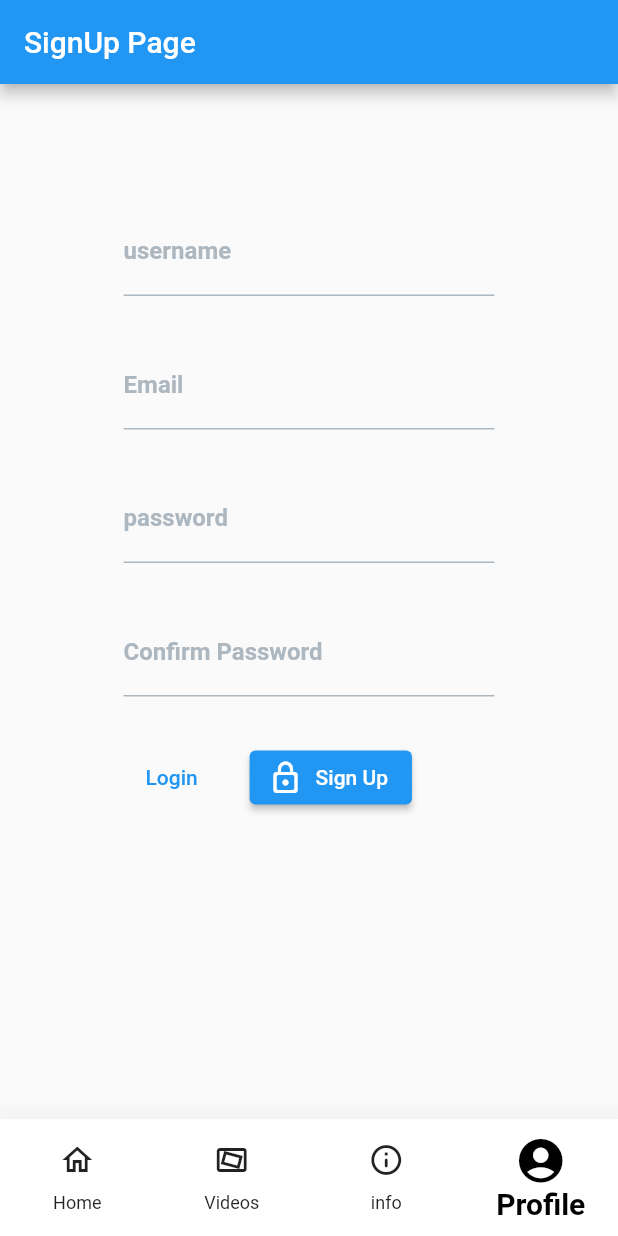
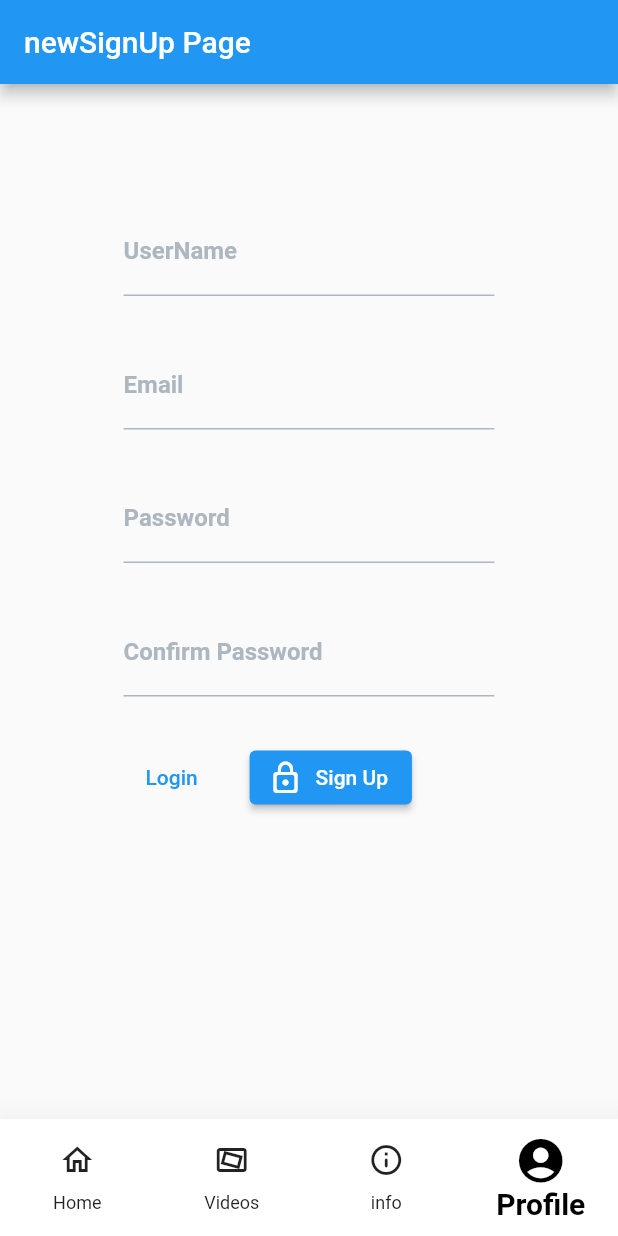
Before and after one commit to SaqibWani273/first_flutter_app, a Flutter app: the screen it shows after launch, on a phone screen of 412 x 824 dp. Run offline on Flutter 3.47's test engine with Material 2 defaults, Android fonts, the phone set to English and light mode, and no system bars; our stand-ins replace email_validator, firebase_auth, firebase_core, google_fonts; accounts and stored records are empty.

Commit message:
created custom TextFormField

```diff
--- a/lib/tabs/profile_tab/modals/user_authentication.dart
+++ b/lib/tabs/profile_tab/modals/user_authentication.dart
@@ -1,5 +1,6 @@
 import 'package:flutter/material.dart';
 import 'package:flutter_app/tabs/profile_tab/screens/login_screen.dart';
+import 'package:flutter_app/tabs/profile_tab/screens/signup_screen.dart';
 import 'package:flutter_app/tabs/profile_tab/screens/reset_password.dart';
 import 'package:flutter_app/tabs/profile_tab/screens/signup_screen.dart';
 import '../dialogs/verify_email.dart';
@@ -25,7 +26,7 @@ class UserAuthentication extends StatelessWidget {
   Widget build(BuildContext context) {
     switch (appState.loginState) {
       case ApplicationLoginState.register:
-        return SignUp(
+        return newSignUp(
           appState,
           (e) => _showErrorDialog(context, 'Failed to create account', e),
           //callback function is first passed to signup()
--- /dev/null
+++ b/lib/tabs/profile_tab/screens/my_textformfield.dart
@@ -0,0 +1,50 @@
+import 'package:email_validator/email_validator.dart';
+import 'package:flutter/material.dart';
+
+class MyTextField {
+  TextFormField getCustomEditTextArea({
+    required String labelValue,
+    required String hintValue,
+    bool validation = false,
+    required final TextEditingController controller,
+    TextInputType keyboardType = TextInputType.text,
+    required String validationErrorMsg,
+    // String? password,
+  }) {
+    TextFormField textFormField = TextFormField(
+      keyboardType: keyboardType,
+      controller: controller,
+      validator: (value) {
+        if (labelValue == 'UserName' && value!.length < 6) {
+          return validationErrorMsg;
+        }
+        if (labelValue == 'Email' && !EmailValidator.validate(value!)) {
+          return validationErrorMsg;
+        }
+        if (labelValue == 'Password' && value!.length < 8) {
+          return validationErrorMsg;
+        }
+        // if (labelValue == 'Confirm Password' && !(value == password)) {
+
+        //   return validationErrorMsg;
+        // }
+        return null;
+      },
+      obscureText: labelValue == 'Password' || labelValue == 'Confirm Password',
+      decoration: InputDecoration(
+          labelText: labelValue,
+          hintText: hintValue,
+          labelStyle: const TextStyle(
+            color: Color.fromRGBO(173, 183, 192, 1),
+            fontWeight: FontWeight.bold,
+          ),
+          enabledBorder: const UnderlineInputBorder(
+            borderSide: BorderSide(color: Color.fromRGBO(173, 183, 192, 1)),
+          ),
+          border: OutlineInputBorder(
+            borderRadius: BorderRadius.circular(5.0),
+          )),
+    );
+    return textFormField;
+  }
+}
--- a/lib/tabs/profile_tab/screens/signup_screen.dart
+++ b/lib/tabs/profile_tab/screens/signup_screen.dart
@@ -1,28 +1,30 @@
 import 'package:flutter/material.dart';
 import 'package:firebase_auth/firebase_auth.dart';
-import 'package:email_validator/email_validator.dart';
+import 'package:flutter_app/tabs/profile_tab/screens/my_textformfield.dart';
 
 import '../modals/application_state.dart';
 
-class SignUp extends StatefulWidget {
+class newSignUp extends StatefulWidget {
   final ApplicationState appState;
   final void Function(FirebaseAuthException e) errorCallback;
   // passed to pass it to registerAccount() where it will be finally called
-  SignUp(this.appState, this.errorCallback, {Key? key}) : super(key: key);
+  newSignUp(this.appState, this.errorCallback, {Key? key}) : super(key: key);
   @override
-  State<SignUp> createState() => _SignUpState();
+  State<newSignUp> createState() => _newSignUpState();
 }
 
-class _SignUpState extends State<SignUp> {
+class _newSignUpState extends State<newSignUp> {
   final TextEditingController email = TextEditingController();
   final TextEditingController password = TextEditingController();
   final TextEditingController userName = TextEditingController();
   final TextEditingController confirmPassword = TextEditingController();
   final formKey = GlobalKey<FormState>();
+
   @override
   void dispose() {
     email.dispose();
     password.dispose();
+    confirmPassword.dispose();
     super.dispose();
   }
 
@@ -32,117 +34,55 @@ class _SignUpState extends State<SignUp> {
     final mediaQueryHeight = MediaQuery.of(context).size.height;
     return Scaffold(
       appBar: AppBar(
-        title: const Text('SignUp Page'),
+        title: const Text('newSignUp Page'),
       ),
       body: SizedBox(
         height: mediaQueryHeight,
         child: SingleChildScrollView(
           child: Padding(
-            padding: EdgeInsets.all(mediaQueryHeight * 0.1
-                // bottom: mediaQueryHeight * 0.1,
-                // top: mediaQueryHeight * 0.1,
-                // left: mediaQueryHeight * 0.1,
-                // right: mediaQueryHeight * 0.1,
-                ),
+            padding: EdgeInsets.all(mediaQueryHeight * 0.1),
             child: Form(
               key: formKey,
               child: Column(
                 mainAxisAlignment: MainAxisAlignment.center,
                 children: [
-                  TextFormField(
-                    keyboardType: TextInputType.name,
-                    textInputAction: TextInputAction.next,
+                  MyTextField().getCustomEditTextArea(
+                    labelValue: 'UserName',
+                    hintValue: 'Enter Your UserName',
                     controller: userName,
-                    decoration: const InputDecoration(
-                      labelText: 'username',
-                      labelStyle: TextStyle(
-                          color: Color.fromRGBO(173, 183, 192, 1),
-                          fontWeight: FontWeight.bold),
-                      enabledBorder: UnderlineInputBorder(
-                        borderSide:
-                            BorderSide(color: Color.fromRGBO(173, 183, 192, 1)),
-                      ),
-                    ),
-                    // autovalidateMode: AutovalidateMode.onUserInteraction,
-                    validator: (value) {
-                      if (value != null && value.length < 10) {
-                        return 'Please enter valid username';
-                      }
-                      return null;
-                    },
+                    validationErrorMsg: 'Enter valid Username',
+                    validation: true,
                   ),
                   const SizedBox(
                     height: 30,
                   ),
-                  TextFormField(
-                    keyboardType: TextInputType.emailAddress,
-                    textInputAction: TextInputAction.next,
+                  MyTextField().getCustomEditTextArea(
+                    labelValue: 'Email',
+                    hintValue: 'Enter Valid Email',
                     controller: email,
-                    decoration: const InputDecoration(
-                      labelText: 'Email',
-                      labelStyle: TextStyle(
-                          color: Color.fromRGBO(173, 183, 192, 1),
-                          fontWeight: FontWeight.bold),
-                      enabledBorder: UnderlineInputBorder(
-                        borderSide:
-                            BorderSide(color: Color.fromRGBO(173, 183, 192, 1)),
-                      ),
-                    ),
-                    autovalidateMode: AutovalidateMode.onUserInteraction,
-                    validator: ((value) =>
-                        value != null && !EmailValidator.validate(value)
-                            ? 'Enter a valid email'
-                            : null),
+                    validationErrorMsg: 'Email not correctly formatted',
+                    validation: true,
                   ),
                   const SizedBox(
                     height: 30,
                   ),
-                  TextFormField(
-                    keyboardType: TextInputType.name,
-                    textInputAction: TextInputAction.next,
+                  MyTextField().getCustomEditTextArea(
+                    labelValue: 'Password',
+                    hintValue: 'Enter Strong Password',
                     controller: password,
-                    decoration: const InputDecoration(
-                      labelText: 'password',
-                      labelStyle: TextStyle(
-                          color: Color.fromRGBO(173, 183, 192, 1),
-                          fontWeight: FontWeight.bold),
-                      enabledBorder: UnderlineInputBorder(
-                        borderSide:
-                            BorderSide(color: Color.fromRGBO(173, 183, 192, 1)),
-                      ),
-                    ),
-                    //  autovalidateMode: AutovalidateMode.onUserInteraction,
-                    validator: (value) {
-                      if (value != null && value.length < 6) {
-                        return 'Please enter mi. 6 characters';
-                      }
-                      return null;
-                    },
+                    validationErrorMsg: 'Password too short(min. 8 characters)',
+                    validation: true,
                   ),
                   const SizedBox(
                     height: 30,
                   ),
-                  TextFormField(
-                    keyboardType: TextInputType.name,
-                    textInputAction: TextInputAction.next,
+                  MyTextField().getCustomEditTextArea(
+                    labelValue: 'Confirm Password',
+                    hintValue: 'Passwords should match',
                     controller: confirmPassword,
-                    decoration: const InputDecoration(
-                      labelText: 'Confirm Password',
-                      labelStyle: TextStyle(
-                          color: Color.fromRGBO(173, 183, 192, 1),
-                          fontWeight: FontWeight.bold),
-                      enabledBorder: UnderlineInputBorder(
-                        borderSide:
-                            BorderSide(color: Color.fromRGBO(173, 183, 192, 1)),
-                      ),
-                    ),
-                    autovalidateMode: AutovalidateMode.onUserInteraction,
-                    validator: (value) {
-                      if (value != null && value != password.text) {
-                        return 'Passwords do not match';
-                      }
-                      return null;
-                    },
+                    validationErrorMsg: 'Password not matching error',
+                    validation: true,
+                    //   password: password.text,
                   ),
                   const SizedBox(
                     height: 30,
@@ -164,7 +104,10 @@ class _SignUpState extends State<SignUp> {
                       ),
                       ElevatedButton.icon(
                         onPressed: () {
-                          if (formKey.currentState!.validate()) {
+                          if (formKey.currentState!.validate() &&
+                              password.text == confirmPassword.text)
+                          //to do show snackbar if passwords do not match
+                          {
                             widget.appState.registerAccount(
                               email.text.trim(),
                               userName.text.trim(),
```
Also changed, not shown: lib/tabs/profile_tab/modals/application_state.dart (+6 -1 lines), lib/tabs/profile_tab/screens/login_screen.dart (+13 -40 lines), lib/tabs/profile_tab/screens/oldsignup.dart (added, +192 -0 lines), lib/tabs/profile_tab/screens/profile_main_screen.dart (+23 -15 lines), pubspec.lock, 1 other file.
